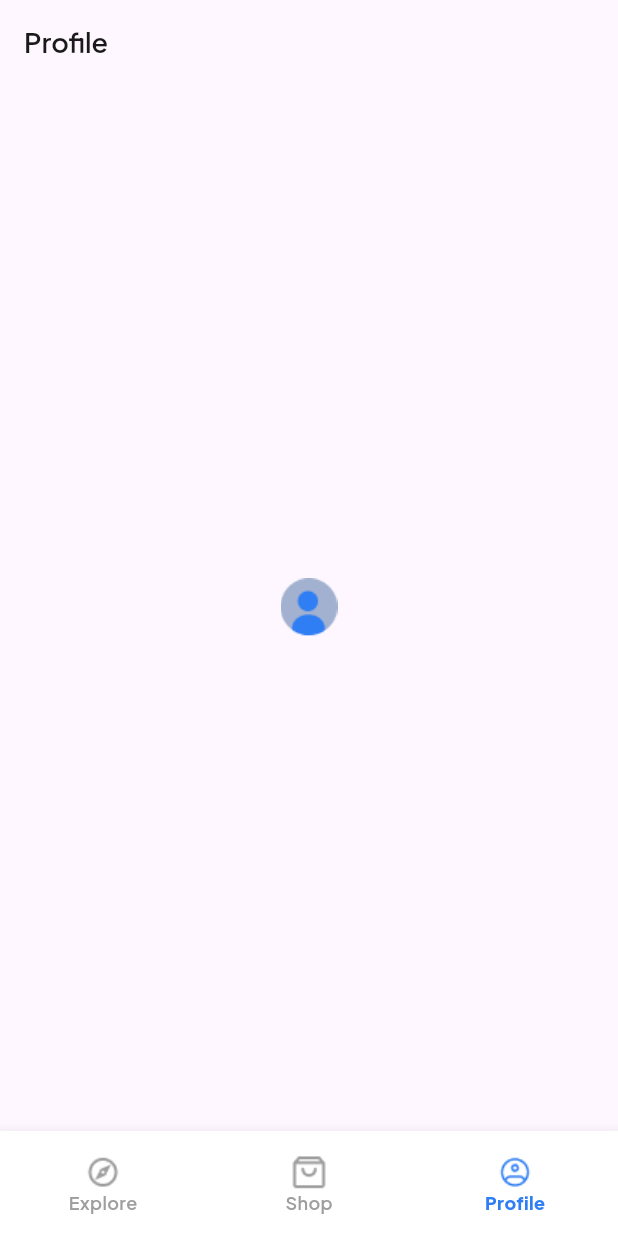
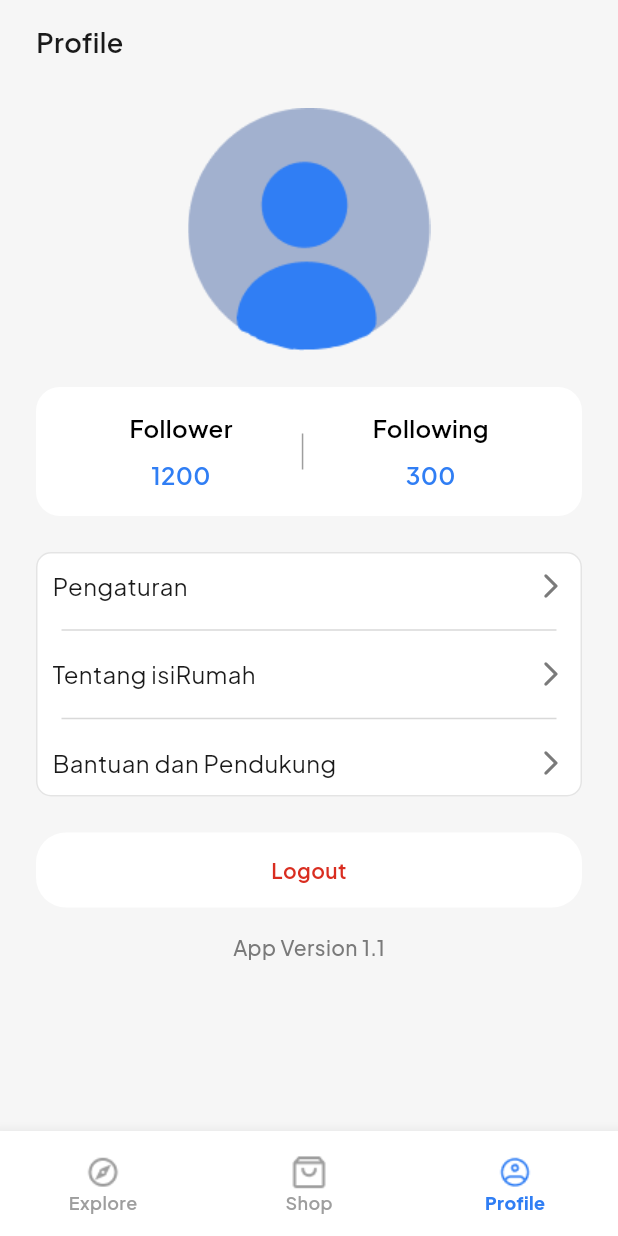
Before and after one commit to pfnazhmi/fe-isiRumah, a Flutter app: the Navbar screen opened directly, item 3 of the bottom bar chosen, on a phone screen of 412 x 824 dp. Run offline on Flutter 3.47's test engine with Material 3 defaults, Android fonts, the phone set to English and light mode, and no system bars; our stand-ins replace google_fonts, image_picker.

Commit message:
add: profile page

```diff
--- a/lib/core/app_asset.dart
+++ b/lib/core/app_asset.dart
@@ -14,4 +14,5 @@ class AppAsset {
   static const profile = "assets/images/profile.png";
   static const posting = "assets/images/post1.png";
   static const shopKursi = "assets/images/kursi_shop.png";
+  static const profilePage = "assets/images/profile_page.png";
 }
--- a/lib/feature/detail_shop_page.dart
+++ b/lib/feature/detail_shop_page.dart
@@ -32,8 +32,11 @@ class DetailshopPage extends StatelessWidget {
                 decoration: BoxDecoration(
                   color: AppColor.grey,
                   borderRadius: BorderRadius.circular(16),
-                  image: const DecorationImage(
-                    image: AssetImage(AppAsset.shopKursi),
+                ),
+                child: ClipRRect(
+                  borderRadius: BorderRadius.circular(16),
+                  child: Image.asset(
+                    AppAsset.shopKursi,
                     fit: BoxFit.cover,
                   ),
                 ),
--- a/lib/feature/profile_page.dart
+++ b/lib/feature/profile_page.dart
@@ -2,16 +2,27 @@ import 'package:flutter/material.dart';
 import 'package:google_fonts/google_fonts.dart';
 import 'package:isirumah/core/app_asset.dart';
 import 'package:isirumah/core/app_color.dart';
+import 'package:isirumah/widget/button.dart';
+import 'package:isirumah/widget/button_logout.dart';
 
 class ProfilePage extends StatelessWidget {
   const ProfilePage({super.key});
 
   @override
   Widget build(BuildContext context) {
-    return Scaffold(
-      appBar: AppBar(
-        automaticallyImplyLeading: false,
-        title: Text(
+    return SafeArea(
+      child: Container(
+        color: AppColor.bgScreen,
+        child: Column(
+          children: [
+            Container(
+              color: AppColor.bgScreen,
+              padding: const EdgeInsets.symmetric(horizontal: 24),
+              height: kToolbarHeight,
+              child: Row(
+                mainAxisAlignment: MainAxisAlignment.spaceBetween,
+                children: [
+                  Text(
                     'Profile',
                     style: GoogleFonts.plusJakartaSans(
                       fontWeight: FontWeight.w600,
@@ -19,17 +30,168 @@ class ProfilePage extends StatelessWidget {
                       color: AppColor.black,
                     ),
                   ),
+                ],
               ),
-      body: Padding(
+            ),
+            Expanded(
+              child: SingleChildScrollView(
                 padding: const EdgeInsets.symmetric(horizontal: 24),
-        child: Center(
-          child: Image.asset(
-            AppAsset.profile,
-            width: 162,
-            height: 162,
+                child: Column(
+                  crossAxisAlignment: CrossAxisAlignment.center,
+                  children: [
+                    const SizedBox(height: 16,),
+                    profileImage(),
+                    const SizedBox(height: 24,),
+                    cardFollow(),
+                    const SizedBox(height: 24,),
+                    cardItemProfile(context),
+                    const SizedBox(height: 24,),
+                    ButtonLogout(label: "Logout", onTap: (){}, isExpand: true),
+                    const SizedBox(height: 16,),
+                    Text("App Version 1.1", style: GoogleFonts.plusJakartaSans(
+                      fontWeight: FontWeight.w500,
+                      color: AppColor.grey,
+                      fontSize: 14,
+                    ),),
+                    const SizedBox(height: 24,),
+                  ],
                 ),
+              ),
+            ),
+          ],
         ),
       ),
     );
   }
+
+  Container cardItemProfile(BuildContext context) {
+    return Container(
+      decoration: BoxDecoration(
+        color: Colors.white,
+        borderRadius: BorderRadius.circular(10),
+        border: Border.all(
+          color: const Color(0xFF7A7A7A).withOpacity(0.2),
+        ),
+      ),
+      child: Column(
+        children: [
+          itemNameProfile(context, "Pengaturan", () {}),
+          const Divider(
+            color: Color(0xFFD9D9D9),
+            thickness: 1,
+            indent: 16,
+            endIndent: 16,
+          ),
+          itemNameProfile(context, "Tentang isiRumah", () {}),
+          const Divider(
+            color: Color(0xFFD9D9D9),
+            thickness: 1,
+            indent: 16,
+            endIndent: 16,
+          ),
+          itemNameProfile(context, "Bantuan dan Pendukung", () {}),
+        ],
+      ),
+    );
   }
+
+  Padding itemNameProfile(BuildContext context, String item, Function onTap) {
+    return Padding(
+      padding: const EdgeInsets.all(10),
+      child: InkWell(
+        onTap: (){},
+        child: Row(
+          crossAxisAlignment: CrossAxisAlignment.center,
+          children: [
+            Text(
+              item,
+              style: GoogleFonts.plusJakartaSans(
+                fontSize: 16,
+                fontWeight: FontWeight.w400,
+                color: AppColor.black,
+              ),
+            ),
+            const Spacer(),
+            const Icon(
+              Icons.arrow_forward_ios_rounded,
+              size: 20,
+              color: Color(0xFF7A7A7A),
+            ),
+          ],
+        ),
+      ),
+    );
+  }
+
+  Container cardFollow() {
+    return Container(
+      decoration: BoxDecoration(
+        color: Colors.white,
+        borderRadius: BorderRadius.circular(16),
+      ),
+      padding: const EdgeInsets.all(16),
+      child: Row(
+        mainAxisAlignment: MainAxisAlignment.spaceEvenly,
+        children: [
+          Column(
+            children: [
+              Text(
+                'Follower',
+                style: GoogleFonts.plusJakartaSans(
+                  fontWeight: FontWeight.w600,
+                  fontSize: 16,
+                  color: Colors.black,
+                ),
+              ),
+              const SizedBox(height: 8),
+              Text(
+                '1200', // Angka follower
+                style: GoogleFonts.plusJakartaSans(
+                  fontWeight: FontWeight.w600,
+                  fontSize: 16,
+                  color: AppColor.primary,
+                ),
+              ),
+            ],
+          ),
+          Container(
+            height: 24,
+            width: 1,
+            color: Colors.grey,
+          ),
+          Column(
+            children: [
+              Text(
+                'Following',
+                style: GoogleFonts.plusJakartaSans(
+                  fontWeight: FontWeight.w600,
+                  fontSize: 16,
+                  color: Colors.black,
+                ),
+              ),
+              const SizedBox(height: 8),
+              Text(
+                '300', // Angka following
+                style: GoogleFonts.plusJakartaSans(
+                  fontWeight: FontWeight.w600,
+                  fontSize: 16,
+                  color: AppColor.primary,
+                ),
+              ),
+            ],
+          ),
+        ],
+      ),
+    );
+  }
+
+  Center profileImage() {
+    return Center(
+      child: Image.asset(
+        AppAsset.profilePage,
+        width: 162,
+        height: 162,
+      ),
+    );
+  }
+}
--- a/lib/feature/shop_page.dart
+++ b/lib/feature/shop_page.dart
@@ -57,7 +57,7 @@ class ShopPage extends StatelessWidget {
         Navigator.push(
           context,
           MaterialPageRoute(
-            builder: (context) => DetailshopPage(),
+            builder: (context) => const DetailshopPage(),
           ),
         );
       },
@@ -103,10 +103,10 @@ class ShopPage extends StatelessWidget {
                   ),
                   const SizedBox(height: 4),
                   Text(
-                    'Rp. 123.456',
+                    'Rp. 123.123',
                     style: GoogleFonts.plusJakartaSans(
                       fontWeight: FontWeight.w700,
-                      fontSize: 18,
+                      fontSize: 14,
                       color: AppColor.primary,
                     ),
                   ),
--- /dev/null
+++ b/lib/widget/button_logout.dart
@@ -0,0 +1,49 @@
+import 'package:flutter/material.dart';
+import 'package:google_fonts/google_fonts.dart';
+
+class ButtonLogout extends StatelessWidget {
+  const ButtonLogout({super.key,
+    required this.label,
+    required this.onTap,
+    required this.isExpand,
+  });
+
+  final String label;
+  final Function onTap;
+  final bool isExpand;
+
+  @override
+  Widget build(BuildContext context) {
+    return Container(
+      height: 50,
+      decoration: BoxDecoration(
+        color: Colors.white,
+        borderRadius: BorderRadius.circular(20),
+      ),
+      child: Material(
+        color: Colors.transparent,
+        child: InkWell(
+          borderRadius: BorderRadius.circular(20),
+          onTap: () => onTap(),
+          child: Container(
+            alignment: Alignment.center,
+            width: isExpand == null
+                ? null
+                : isExpand!
+                    ? double.infinity
+                    : null,
+            padding: const EdgeInsets.symmetric(horizontal: 36, vertical: 12),
+            child: Text(
+              label,
+              textAlign: TextAlign.center,
+              style: GoogleFonts.plusJakartaSans(
+                  fontSize: 14,
+                  fontWeight: FontWeight.w600,
+                  color: const Color(0xFFD92D20)),
+            ),
+          ),
+        ),
+      ),
+    );
+  }
+}
```
Also changed, not shown: assets/images/profile_page.png (added), 3 other files. Lines whose indentation alone changed are shown as unchanged.
